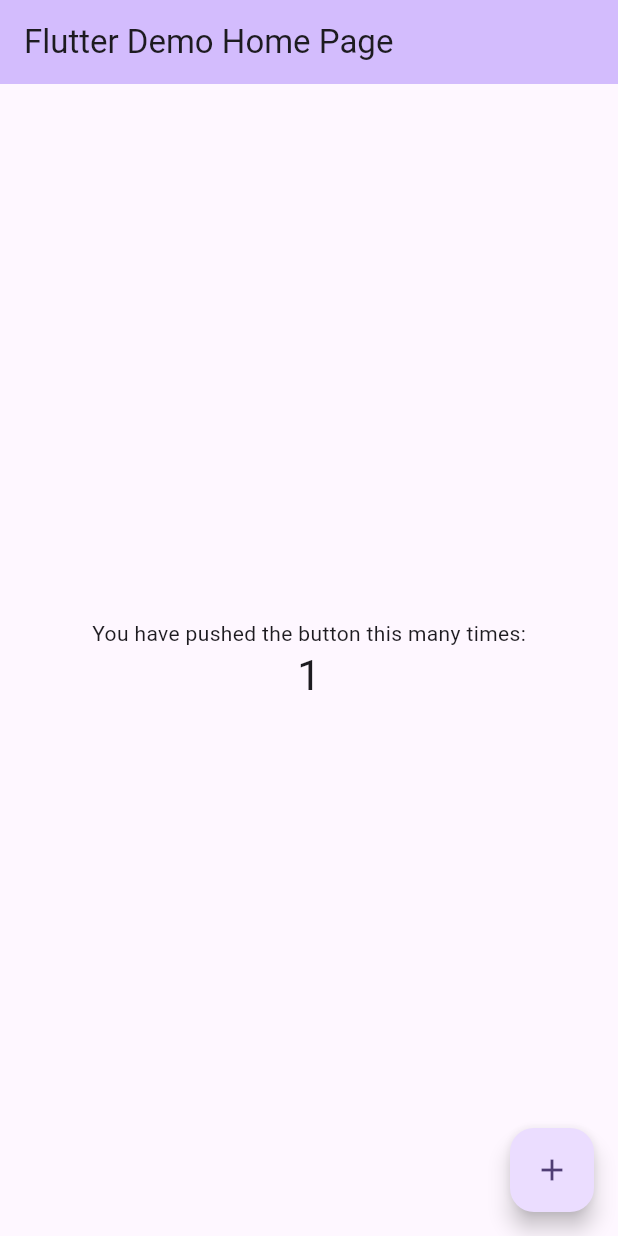
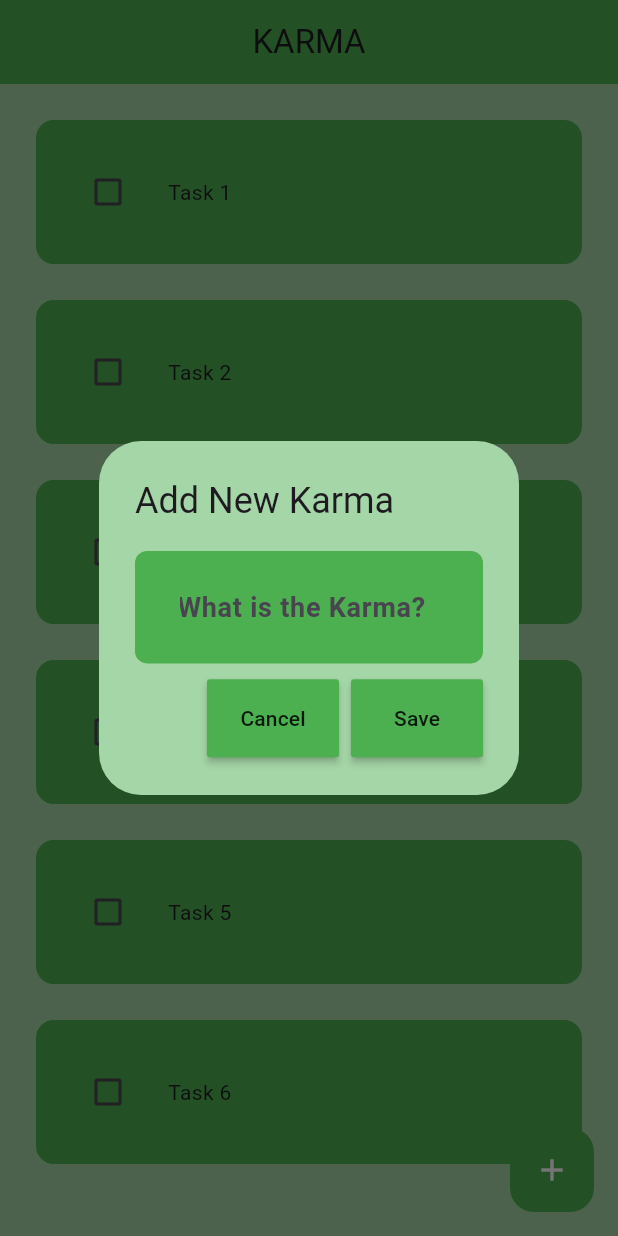
Before and after one commit to rajeabhilash/karma, a Flutter app: the screen it shows after launch, after a tap on the "add" icon, on a phone screen of 412 x 824 dp. Run offline on Flutter 3.47's test engine with Material 3 defaults, Android fonts, the phone set to English and light mode, and no system bars; drawn by our look-alikes of flutter_slidable; our stand-ins replace hive, hive_flutter; accounts and stored records are empty.

Commit message:
Base Version Created
Added many utilities to Karma App

```diff
--- a/lib/main.dart
+++ b/lib/main.dart
@@ -1,125 +1,33 @@
 import 'package:flutter/material.dart';
+import 'package:hive/hive.dart';
+import 'package:karma/pages/home_page.dart';
+import 'package:hive_flutter/hive_flutter.dart';
 
 void main() {
-  runApp(const MyApp());
+  runApp(const Karma());
 }
 
-class MyApp extends StatelessWidget {
-  const MyApp({super.key});
+class Karma extends StatelessWidget {
+  const Karma({super.key});
 
-  // This widget is the root of your application.
   @override
   Widget build(BuildContext context) {
     return MaterialApp(
-      title: 'Flutter Demo',
+      title: 'Karma App',
+      debugShowCheckedModeBanner: false,
       theme: ThemeData(
-        // This is the theme of your application.
-        //
-        // TRY THIS: Try running your application with "flutter run". You'll see
-        // the application has a purple toolbar. Then, without quitting the app,
-        // try changing the seedColor in the colorScheme below to Colors.green
-        // and then invoke "hot reload" (save your changes or press the "hot
-        // reload" button in a Flutter-supported IDE, or press "r" if you used
-        // the command line to start the app).
-        //
-        // Notice that the counter didn't reset back to zero; the application
-        // state is not lost during the reload. To reset the state, use hot
-        // restart instead.
-        //
-        // This works for code too, not just values: Most code changes can be
-        // tested with just a hot reload.
-        colorScheme: ColorScheme.fromSeed(seedColor: Colors.deepPurple),
         useMaterial3: true,
+        primarySwatch: Colors.green,
+        appBarTheme: const AppBarTheme(
+          backgroundColor: Colors.green,
+        ),
+        floatingActionButtonTheme: const FloatingActionButtonThemeData(
+          backgroundColor: Colors.green,
+          elevation: 0,
+        ),
+        scaffoldBackgroundColor: Colors.green[200],
       ),
-      home: const MyHomePage(title: 'Flutter Demo Home Page'),
+      home: const HomePage(),
     );
   }
 }
-
-class MyHomePage extends StatefulWidget {
-  const MyHomePage({super.key, required this.title});
-
-  // This widget is the home page of your application. It is stateful, meaning
-  // that it has a State object (defined below) that contains fields that affect
-  // how it looks.
-
-  // This class is the configuration for the state. It holds the values (in this
-  // case the title) provided by the parent (in this case the App widget) and
-  // used by the build method of the State. Fields in a Widget subclass are
-  // always marked "final".
-
-  final String title;
-
-  @override
-  State<MyHomePage> createState() => _MyHomePageState();
-}
-
-class _MyHomePageState extends State<MyHomePage> {
-  int _counter = 0;
-
-  void _incrementCounter() {
-    setState(() {
-      // This call to setState tells the Flutter framework that something has
-      // changed in this State, which causes it to rerun the build method below
-      // so that the display can reflect the updated values. If we changed
-      // _counter without calling setState(), then the build method would not be
-      // called again, and so nothing would appear to happen.
-      _counter++;
-    });
-  }
-
-  @override
-  Widget build(BuildContext context) {
-    // This method is rerun every time setState is called, for instance as done
-    // by the _incrementCounter method above.
-    //
-    // The Flutter framework has been optimized to make rerunning build methods
-    // fast, so that you can just rebuild anything that needs updating rather
-    // than having to individually change instances of widgets.
-    return Scaffold(
-      appBar: AppBar(
-        // TRY THIS: Try changing the color here to a specific color (to
-        // Colors.amber, perhaps?) and trigger a hot reload to see the AppBar
-        // change color while the other colors stay the same.
-        backgroundColor: Theme.of(context).colorScheme.inversePrimary,
-        // Here we take the value from the MyHomePage object that was created by
-        // the App.build method, and use it to set our appbar title.
-        title: Text(widget.title),
-      ),
-      body: Center(
-        // Center is a layout widget. It takes a single child and positions it
-        // in the middle of the parent.
-        child: Column(
-          // Column is also a layout widget. It takes a list of children and
-          // arranges them vertically. By default, it sizes itself to fit its
-          // children horizontally, and tries to be as tall as its parent.
-          //
-          // Column has various properties to control how it sizes itself and
-          // how it positions its children. Here we use mainAxisAlignment to
-          // center the children vertically; the main axis here is the vertical
-          // axis because Columns are vertical (the cross axis would be
-          // horizontal).
-          //
-          // TRY THIS: Invoke "debug painting" (choose the "Toggle Debug Paint"
-          // action in the IDE, or press "p" in the console), to see the
-          // wireframe for each widget.
-          mainAxisAlignment: MainAxisAlignment.center,
-          children: <Widget>[
-            const Text(
-              'You have pushed the button this many times:',
-            ),
-            Text(
-              '$_counter',
-              style: Theme.of(context).textTheme.headlineMedium,
-            ),
-          ],
-        ),
-      ),
-      floatingActionButton: FloatingActionButton(
-        onPressed: _incrementCounter,
-        tooltip: 'Increment',
-        child: const Icon(Icons.add),
-      ), // This trailing comma makes auto-formatting nicer for build methods.
-    );
-  }
-}
--- /dev/null
+++ b/lib/pages/home_page.dart
@@ -0,0 +1,144 @@
+import 'package:flutter/material.dart';
+import 'package:karma/util/todo_add_dialog.dart';
+import 'package:karma/util/todo_add_task_button.dart';
+import 'package:karma/util/todo_tile.dart';
+
+class HomePage extends StatefulWidget {
+  const HomePage({super.key});
+
+  @override
+  State<HomePage> createState() => _HomePageState();
+}
+
+class _HomePageState extends State<HomePage> {
+  final _controller = TextEditingController();
+  final _editController = TextEditingController();
+
+  final List todosList = [
+    ['Task 1', false],
+    ['Task 2', false],
+    ['Task 3', false],
+    ['Task 4', false],
+    ['Task 5', false],
+    ['Task 6', false],
+  ];
+
+  void toDoStateChanges(bool? value, int index) {
+    setState(() {
+      todosList[index][1] = value!;
+    });
+  }
+
+  void createNewToDo() {
+    showDialog(
+      context: context,
+      builder: (context) {
+        return TodoAddDialog(
+          title: 'Add New Karma',
+          controller: _controller,
+          onSaved: onSaved,
+          onCancel: () => Navigator.of(context).pop(),
+        );
+      },
+    );
+  }
+
+  void onSaved() {
+    setState(() {
+      todosList.add([_controller.text, false]);
+      _controller.clear();
+    });
+    Navigator.of(context).pop();
+  }
+
+  void deleteTask(int index) {
+    setState(() {
+      todosList.removeAt(index);
+    });
+  }
+
+  void onEdited(int index) {
+    Navigator.of(context).pop();
+    setState(() {
+      todosList[index][0] = _editController.text;
+    });
+  }
+
+  void editTask(int index, String? task) {
+    _editController.text = task!;
+    showDialog(
+      context: context,
+      builder: (context) {
+        return AlertDialog(
+          backgroundColor: Colors.green[200],
+          title: Text('Edit $task'),
+          content: Container(
+            height: 140,
+            decoration: BoxDecoration(
+              color: Colors.green[200],
+              borderRadius: BorderRadius.circular(8.0),
+            ),
+            child: Column(
+              children: [
+                TextField(
+                  controller: _editController,
+                  autofocus: true,
+                  cursorColor: Colors.green,
+                  cursorWidth: 2.0,
+                  decoration: const InputDecoration(
+                    border: OutlineInputBorder(),
+                  ),
+                ),
+                const SizedBox(height: 8),
+                Row(
+                  mainAxisAlignment: MainAxisAlignment.end,
+                  children: [
+                    TodoAddTaskButton(
+                      name: 'Cancel',
+                      onPressed: () => Navigator.of(context).pop(),
+                    ),
+                    const SizedBox(width: 8),
+                    TodoAddTaskButton(
+                      name: "Save",
+                      onPressed: () => onEdited(index),
+                    ),
+                  ],
+                )
+              ],
+            ),
+          ),
+        );
+      },
+    );
+  }
+
+  @override
+  Widget build(BuildContext context) {
+    return Scaffold(
+      appBar: AppBar(
+        title: const Text('KARMA'),
+        elevation: 0.0,
+        backgroundColor: Colors.green,
+        centerTitle: true,
+      ),
+      body: ListView.builder(
+        itemCount: todosList.length,
+        itemBuilder: (context, index) {
+          return ToDoTile(
+            taskName: todosList[index][0],
+            isCompleted: todosList[index][1],
+            onChanged: (newValue) {
+              toDoStateChanges(newValue, index);
+            },
+            deleteTaskFunction: (context) => deleteTask(index),
+            editTask: (context) => editTask(index, todosList[index][0]),
+          );
+        },
+      ),
+      floatingActionButton: FloatingActionButton(
+        onPressed: createNewToDo,
+        child: const Icon(Icons.add, color: Colors.white),
+      ),
+    );
+  }
+}
--- /dev/null
+++ b/lib/util/todo_add_dialog.dart
@@ -0,0 +1,86 @@
+import 'package:flutter/material.dart';
+import 'package:karma/util/todo_add_task_button.dart';
+
+class TodoAddDialog extends StatelessWidget {
+  final controller;
+  final String title;
+  VoidCallback onSaved;
+  VoidCallback onCancel;
+
+  TodoAddDialog({
+    Key? key,
+    required this.title,
+    required this.controller,
+    required this.onSaved,
+    required this.onCancel,
+  }) : super(key: key);
+
+  @override
+  Widget build(BuildContext context) {
+    return AlertDialog(
+      backgroundColor: Colors.green[200],
+      title: const Text('Add New Karma'),
+      content: Container(
+        height: 140,
+        decoration: BoxDecoration(
+          color: Colors.green[200],
+          borderRadius: BorderRadius.circular(8.0),
+        ),
+        child: Column(
+          mainAxisAlignment: MainAxisAlignment.spaceEvenly,
+          children: [
+            TextField(
+              controller: controller,
+              autofocus: true,
+              cursorColor: Colors.green,
+              cursorWidth: 2.0,
+              cursorRadius: const Radius.circular(8.0),
+              style: const TextStyle(
+                fontSize: 18,
+                color: Colors.green,
+                fontWeight: FontWeight.bold,
+                decoration: TextDecoration.none,
+                decorationColor: Colors.green,
+                decorationStyle: TextDecorationStyle.solid,
+                decorationThickness: 2.0,
+              ),
+              decoration: const InputDecoration(
+                filled: true,
+                fillColor: Colors.green,
+                border: OutlineInputBorder(
+                  borderSide: BorderSide(
+                    width: 0,
+                    style: BorderStyle.none,
+                  ),
+                  borderRadius: BorderRadius.all(
+                    Radius.circular(8.0),
+                  ),
+                ),
+                hintText: 'What is the Karma?',
+                contentPadding: EdgeInsets.symmetric(
+                  horizontal: 24,
+                  vertical: 24,
+                ),
+              ),
+            ),
+            const SizedBox(height: 8),
+            Row(
+              mainAxisAlignment: MainAxisAlignment.end,
+              children: [
+                TodoAddTaskButton(
+                  name: 'Cancel',
+                  onPressed: onCancel,
+                ),
+                const SizedBox(width: 8),
+                TodoAddTaskButton(
+                  name: "Save",
+                  onPressed: onSaved,
+                ),
+              ],
+            )
+          ],
+        ),
+      ),
+    );
+  }
+}
--- /dev/null
+++ b/lib/util/todo_add_task_button.dart
@@ -0,0 +1,23 @@
+import 'package:flutter/material.dart';
+
+// ignore: must_be_immutable
+class TodoAddTaskButton extends StatelessWidget {
+  final String name;
+  VoidCallback onPressed;
+
+  TodoAddTaskButton({
+    super.key,
+    required this.name,
+    required this.onPressed,
+  });
+
+  @override
+  Widget build(BuildContext context) {
+    return MaterialButton(
+      color: Colors.green,
+      padding: const EdgeInsets.all(16),
+      onPressed: onPressed,
+      child: Text(name),
+    );
+  }
+}
--- /dev/null
+++ b/lib/util/todo_tile.dart
@@ -0,0 +1,79 @@
+import 'package:flutter/material.dart';
+import 'package:flutter_slidable/flutter_slidable.dart';
+
+// ignore: must_be_immutable
+class ToDoTile extends StatelessWidget {
+  final String taskName;
+  final bool isCompleted;
+  Function(bool?)? onChanged;
+  Function(BuildContext)? deleteTaskFunction;
+  Function(BuildContext)? editTask;
+
+  ToDoTile({
+    super.key,
+    required this.taskName,
+    required this.isCompleted,
+    required this.onChanged,
+    required this.deleteTaskFunction,
+    required this.editTask,
+  });
+
+  @override
+  Widget build(BuildContext context) {
+    return Padding(
+      padding: const EdgeInsets.only(left: 24, right: 24, top: 24),
+      child: Slidable(
+        key: const ValueKey(0),
+        closeOnScroll: true,
+        endActionPane: ActionPane(
+          motion: const StretchMotion(),
+          dismissible: DismissiblePane(onDismissed: () {}),
+          children: [
+            SlidableAction(
+              onPressed: editTask,
+              backgroundColor: Colors.lightGreen,
+              foregroundColor: Colors.white,
+              icon: Icons.edit,
+              label: 'Edit',
+              borderRadius: BorderRadius.circular(12.0),
+            ),
+            SlidableAction(
+              onPressed: deleteTaskFunction,
+              backgroundColor: Colors.red,
+              foregroundColor: Colors.white,
+              icon: Icons.delete,
+              label: 'Delete',
+              borderRadius: BorderRadius.circular(12.0),
+              spacing: 8.0,
+            ),
+          ],
+        ),
+        child: Container(
+          padding: const EdgeInsets.all(24.0),
+          decoration: BoxDecoration(
+            color: Colors.green,
+            borderRadius: BorderRadius.circular(12.0),
+          ),
+          child: Row(
+            children: [
+              Checkbox(
+                value: isCompleted,
+                onChanged: onChanged,
+                activeColor: Colors.black,
+              ),
+              const SizedBox(height: 1, width: 16),
+              Text(
+                taskName,
+                style: TextStyle(
+                  decoration: isCompleted
+                      ? TextDecoration.lineThrough
+                      : TextDecoration.none,
+                ),
+              ),
+            ],
+          ),
+        ),
+      ),
+    );
+  }
+}
--- a/pubspec.yaml
+++ b/pubspec.yaml
@@ -35,6 +35,9 @@ dependencies:
   # The following adds the Cupertino Icons font to your application.
   # Use with the CupertinoIcons class for iOS style icons.
   cupertino_icons: ^1.0.2
+  flutter_slidable: ^3.0.1
+  hive: ^2.2.3
+  hive_flutter: ^1.1.0
 
 dev_dependencies:
   flutter_test:
```
Also changed, not shown: pubspec.lock, 1 other file.
